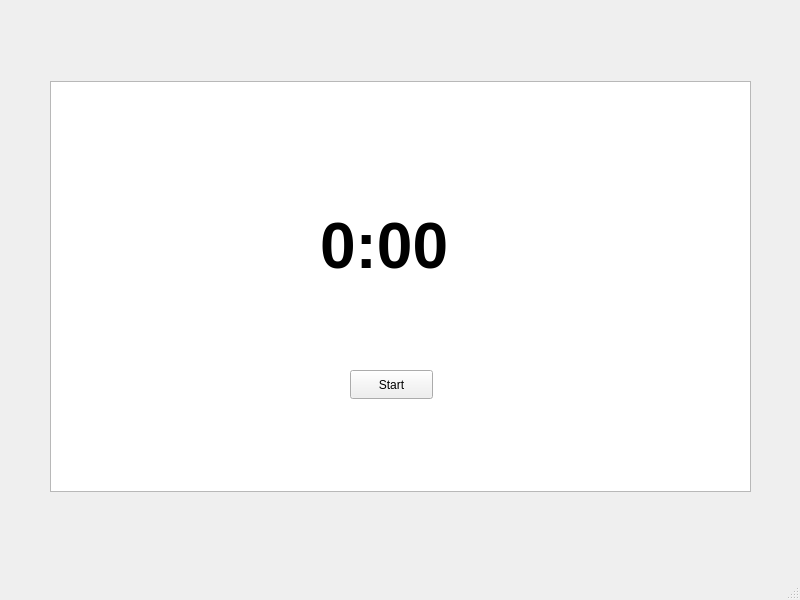
Before: the Qt Designer form interviewstart.ui in AnushreeBannadabhavi/Orator, drawn with Qt 5.
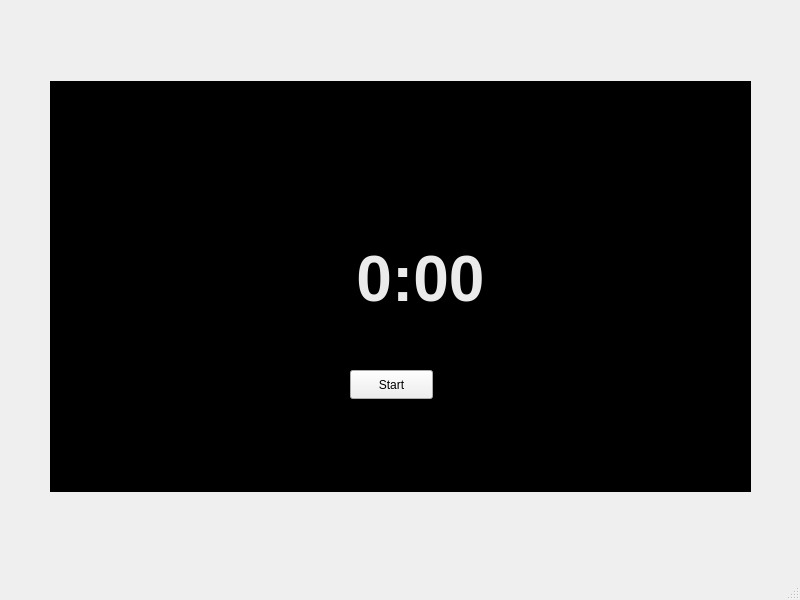
After: the same form once the commit is applied.

The edit to the form file:
```diff
--- a/interviewstart.ui
+++ b/interviewstart.ui
@@ -23,14 +23,19 @@
       <height>411</height>
      </rect>
     </property>
+    <property name="styleSheet">
+     <string notr="true">
+    background-color: rgb(0, 0, 0);
+</string>
+    </property>
    </widget>
    <widget class="QLabel" name="label">
     <property name="geometry">
      <rect>
-      <x>320</x>
-      <y>200</y>
-      <width>201</width>
-      <height>91</height>
+      <x>330</x>
+      <y>230</y>
+      <width>181</width>
+      <height>101</height>
      </rect>
     </property>
     <property name="font">
@@ -40,7 +45,7 @@
      </font>
     </property>
     <property name="text">
-     <string>0:00</string>
+     <string>&lt;html&gt;&lt;head/&gt;&lt;body&gt;&lt;p align=&quot;center&quot;&gt;&lt;span style=&quot; color:#ebebeb;&quot;&gt;0:00&lt;/span&gt;&lt;/p&gt;&lt;/body&gt;&lt;/html&gt;</string>
     </property>
    </widget>
    <widget class="QPushButton" name="pushButtonStartStop">
```
